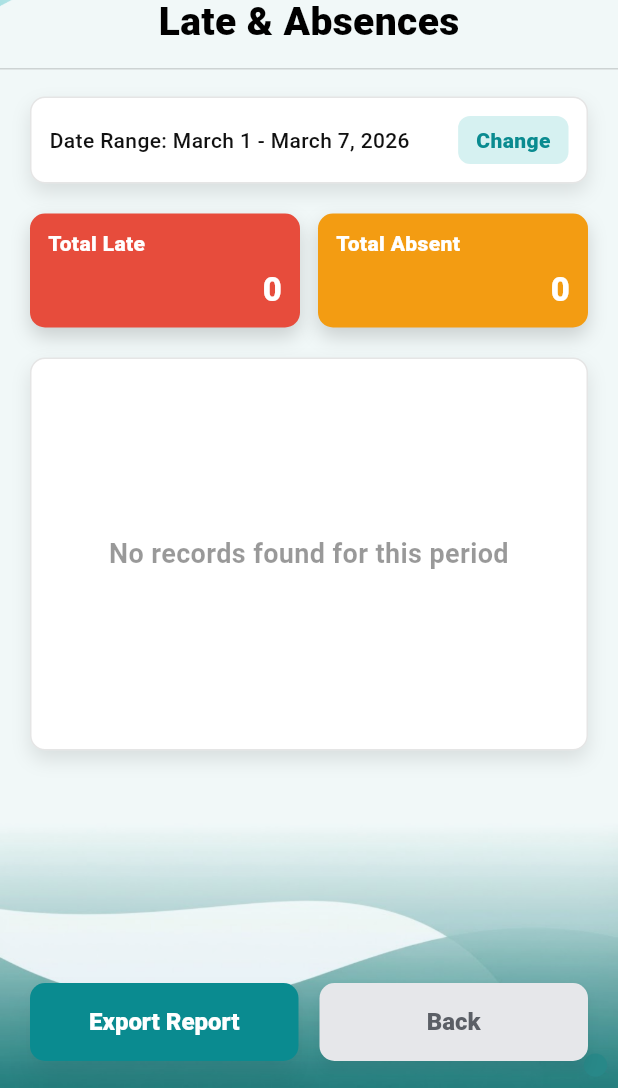
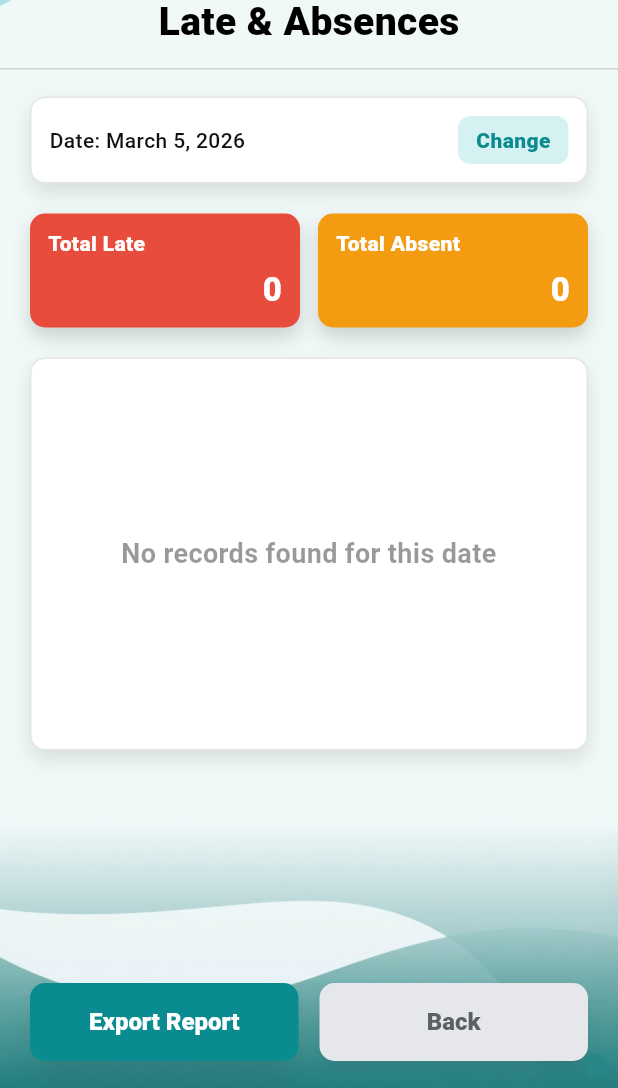
Before and after one commit to smiggy10/nutech_app_backup, a Flutter app: the AdminLateAbsencesScreen screen opened by its route, on a phone screen of 412 x 824 dp, the part 148-1236 px from its top. Run offline on Flutter 3.47's test engine with Material 3 defaults, Android fonts, the light colour scheme and no system bars; our stand-ins replace device_preview, image_cropper, image_picker, table_calendar.

Commit message:
fixed date picker late & absences

```diff
--- a/nutech_app/lib/screens/admin/reports/admin_late_absences_screen.dart
+++ b/nutech_app/lib/screens/admin/reports/admin_late_absences_screen.dart
@@ -14,34 +14,24 @@ class AdminLateAbsencesScreen extends StatefulWidget {
 
 class _AdminLateAbsencesScreenState extends State<AdminLateAbsencesScreen> {
   late Future<_LAReportPackage?> _reportData;
-  late DateTimeRange _selectedRange;
+  // Changed from DateTimeRange to a single DateTime
+  late DateTime _selectedDate;
 
   @override
   void initState() {
     super.initState();
-    // Initialize with the current week of 2026 starting on Sunday
-    _selectedRange = _getWeekRange(DateTime.now());
+    // Initialize with the current date
+    _selectedDate = DateTime.now();
     _reportData = _fetchLateAbsences();
   }
 
-  /// Snaps any date to a Sunday-to-Saturday range
-  DateTimeRange _getWeekRange(DateTime date) {
-    // weekday: Mon=1, Tue=2, Wed=3, Thu=4, Fri=5, Sat=6, Sun=7
-    // If it's Sunday (7), we want to subtract 0.
-    // Otherwise, we subtract the current weekday value.
-    int daysToSubtract = date.weekday % 7;
-    DateTime start = DateTime(date.year, date.month, date.day).subtract(Duration(days: daysToSubtract));
-    DateTime end = start.add(const Duration(days: 6));
-    return DateTimeRange(start: start, end: end);
-  }
-
-  Future<void> _changeWeek() async {
-    final DateTimeRange? picked = await showDateRangePicker(
+  // Changed method name and logic to pick a single day
+  Future<void> _changeDate() async {
+    final DateTime? picked = await showDatePicker(
       context: context,
-      initialDateRange: _selectedRange,
+      initialDate: _selectedDate,
       firstDate: DateTime(2025),
       lastDate: DateTime(2027),
-      helpText: 'Select a date to pick that week (Sun-Sat)',
       builder: (context, child) {
         return Theme(
           data: Theme.of(context).copyWith(
@@ -52,10 +42,9 @@ class _AdminLateAbsencesScreenState extends State<AdminLateAbsencesScreen> {
       },
     );
 
-    if (picked != null) {
+    if (picked != null && picked != _selectedDate) {
       setState(() {
-        // Snap the selection to Sunday-Saturday
-        _selectedRange = _getWeekRange(picked.start);
+        _selectedDate = picked;
         _reportData = _fetchLateAbsences();
       });
     }
@@ -63,14 +52,13 @@ class _AdminLateAbsencesScreenState extends State<AdminLateAbsencesScreen> {
 
   Future<_LAReportPackage?> _fetchLateAbsences() async {
     await Future.delayed(const Duration(milliseconds: 1500));
-    // Data fetching logic would go here
     return null;
   }
 
   @override
   Widget build(BuildContext context) {
-    final String dateString =
-        "${DateFormat('MMMM d').format(_selectedRange.start)} - ${DateFormat('MMMM d, yyyy').format(_selectedRange.end)}";
+    // Formatted to show a single day: "March 5, 2026"
+    final String dateString = DateFormat('MMMM d, yyyy').format(_selectedDate);
 
     return Scaffold(
       body: NutechBackground(
@@ -102,9 +90,9 @@ class _AdminLateAbsencesScreenState extends State<AdminLateAbsencesScreen> {
                         child: Column(
                           children: [
                             _FilterCard(
-                              text: 'Date Range: $dateString',
+                              text: 'Date: $dateString', // Changed label to Date
                               actionText: 'Change',
-                              onTap: _changeWeek,
+                              onTap: _changeDate,
                             ),
                             const SizedBox(height: 20),
                             FutureBuilder<_LAReportPackage?>(
@@ -124,7 +112,7 @@ class _AdminLateAbsencesScreenState extends State<AdminLateAbsencesScreen> {
                                     children: [
                                       _buildStatsRow(late: '0', absent: '0'),
                                       const SizedBox(height: 20),
-                                      _buildEmptyStateCard("No records found for this period"),
+                                      _buildEmptyStateCard("No records found for this date"),
                                     ],
                                   );
                                 }
@@ -133,24 +121,7 @@ class _AdminLateAbsencesScreenState extends State<AdminLateAbsencesScreen> {
                                   children: [
                                     _buildStatsRow(late: data.totalLate, absent: data.totalAbsent),
                                     const SizedBox(height: 20),
-                                    _TableCard(
-                                      child: Table(
-                                        defaultVerticalAlignment: TableCellVerticalAlignment.middle,
-                                        border: TableBorder.all(
-                                          color: Colors.black.withOpacity(0.18),
-                                          width: 1,
-                                        ),
-                                        columnWidths: const {
-                                          0: FlexColumnWidth(2.6),
-                                          1: FlexColumnWidth(1.0),
-                                          2: FlexColumnWidth(1.0),
-                                        },
-                                        children: [
-                                          _headerRow(),
-                                          for (final r in data.rows) _dataRow(r),
-                                        ],
-                                      ),
-                                    ),
+                                    _buildTable(data),
                                   ],
                                 );
                               },
@@ -166,6 +137,28 @@ class _AdminLateAbsencesScreenState extends State<AdminLateAbsencesScreen> {
             ],
           ),
         ),
+      ),
+    );
+  }
+
+  // --- Helper to build the table ---
+  Widget _buildTable(_LAReportPackage data) {
+    return _TableCard(
+      child: Table(
+        defaultVerticalAlignment: TableCellVerticalAlignment.middle,
+        border: TableBorder.all(
+          color: Colors.black.withOpacity(0.18),
+          width: 1,
+        ),
+        columnWidths: const {
+          0: FlexColumnWidth(2.6),
+          1: FlexColumnWidth(1.0),
+          2: FlexColumnWidth(1.0),
+        },
+        children: [
+          _headerRow(),
+          for (final r in data.rows) _dataRow(r),
+        ],
       ),
     );
   }
@@ -324,6 +317,8 @@ class _AdminLateAbsencesScreenState extends State<AdminLateAbsencesScreen> {
   }
 }
 
+// --- Supporting Models & Components ---
+
 class _LAReportPackage {
   final String totalLate;
   final String totalAbsent;
```
